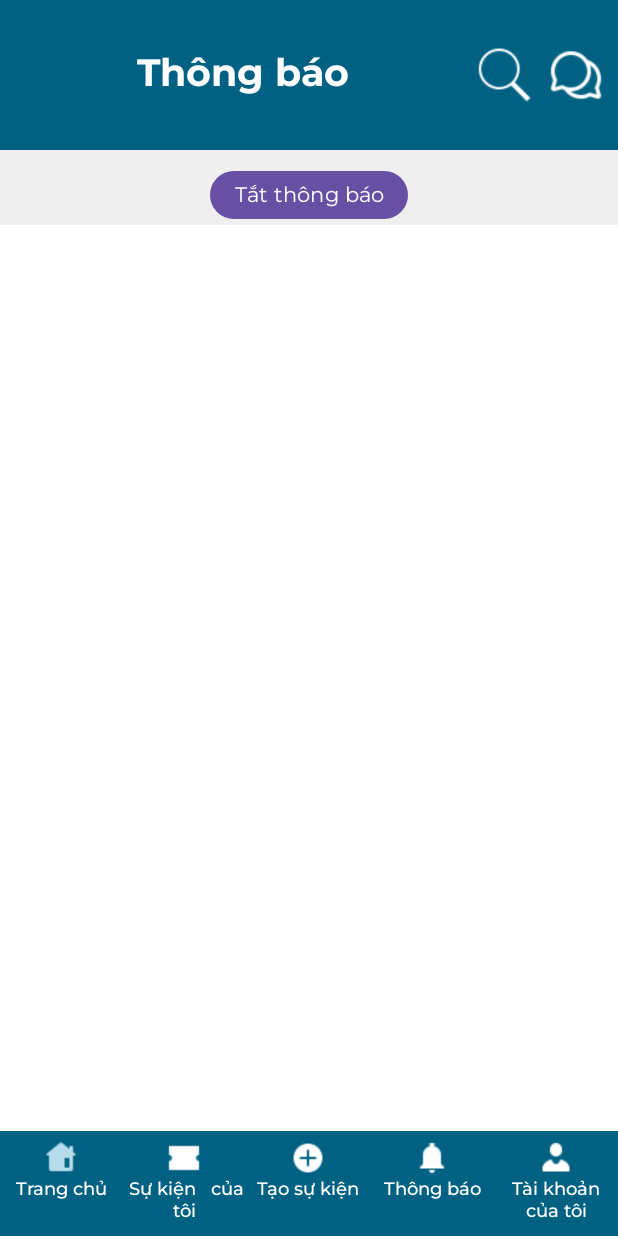
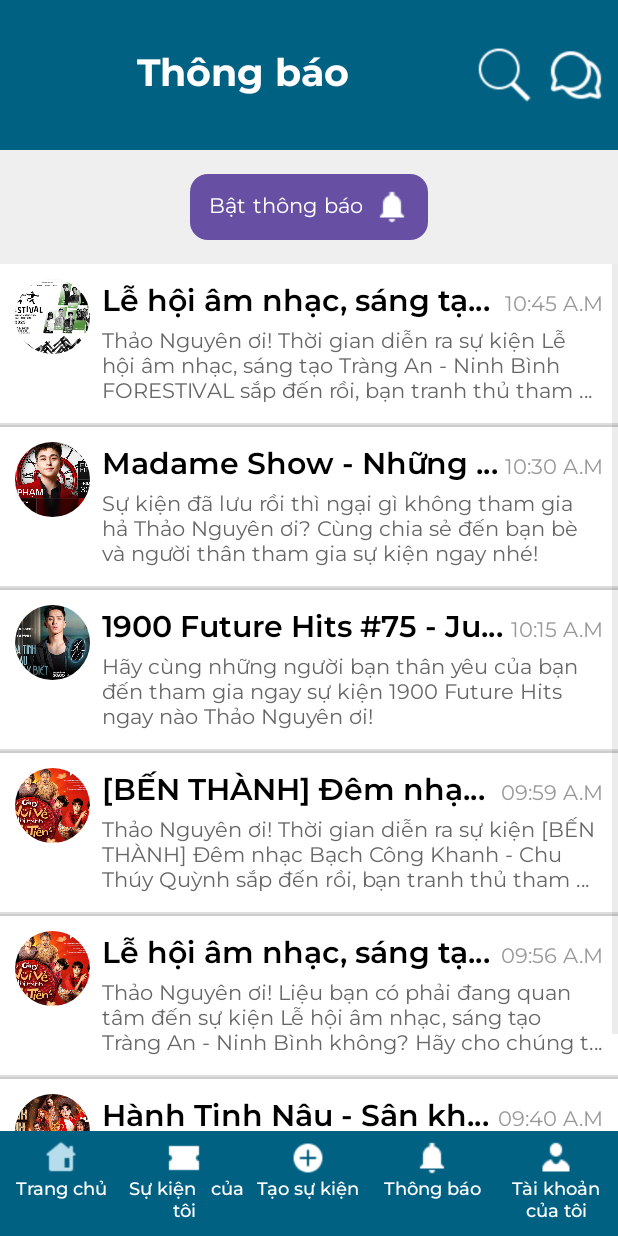
Before and after one commit to thaonguyenkb131/EventorApplication, an Android app: the TrangthongbaoActivity screen opened directly, with no data from a screen before it, on a phone screen of 412 x 824 dp. Run offline under Robolectric (Android 15) with nearby library versions, the phone set to English and light mode, and no system bars.

Commit message:
Trang thông báo

```diff
--- /dev/null
+++ b/app/src/main/java/com/example/adapters/TrangthongbaoAdapter.java
@@ -0,0 +1,59 @@
+package com.example.adapters;
+
+import android.app.Activity;
+import android.view.View;
+import android.view.ViewGroup;
+import android.widget.BaseAdapter;
+
+import com.example.eventorapplication.databinding.ItemLvthongbaoBinding;
+import com.example.models.TrangthongbaoItem;
+
+import java.util.ArrayList;
+
+public class TrangthongbaoAdapter extends BaseAdapter {
+    Activity activity;
+    ArrayList<TrangthongbaoItem> tbao;
+
+    public TrangthongbaoAdapter(Activity activity, ArrayList<TrangthongbaoItem> tbao) {
+        this.activity = activity;
+        this.tbao = tbao;
+    }
+
+    @Override
+    public int getCount() {
+        return tbao.size();
+    }
+
+    @Override
+    public Object getItem(int position) {
+        return tbao.get(position);
+    }
+
+    @Override
+    public long getItemId(int position) {
+        return position;
+    }
+
+    @Override
+    public View getView(int position, View convertView, ViewGroup parent) {
+        ItemLvthongbaoBinding binding;
+
+        if (convertView == null) {
+            binding = ItemLvthongbaoBinding.inflate(activity.getLayoutInflater(), parent, false);
+            convertView = binding.getRoot();
+            convertView.setTag(binding);
+        } else {
+            binding = (ItemLvthongbaoBinding) convertView.getTag();
+        }
+
+        TrangthongbaoItem item = tbao.get(position);
+
+        // Gán dữ liệu từ item vào layout
+        binding.imgThumb.setImageResource(item.getImgThumb());
+        binding.txtTieude.setText(item.getTxtTieude());
+        binding.txtThoigian.setText(item.getTxtThoigian());
+        binding.txtNoidung.setText(item.getTxtNoidung());
+
+        return convertView;
+    }
+}
--- a/app/src/main/java/com/example/eventorapplication/TrangthongbaoActivity.java
+++ b/app/src/main/java/com/example/eventorapplication/TrangthongbaoActivity.java
@@ -1,24 +1,51 @@
 package com.example.eventorapplication;
 
 import android.os.Bundle;
+import android.view.View;
 
-import androidx.activity.EdgeToEdge;
 import androidx.appcompat.app.AppCompatActivity;
-import androidx.core.graphics.Insets;
-import androidx.core.view.ViewCompat;
-import androidx.core.view.WindowInsetsCompat;
+
+import com.example.adapters.TrangthongbaoAdapter;
+import com.example.eventorapplication.databinding.ActivityTrangthongbaoBinding;
+import com.example.models.TrangthongbaoItem;
+
+import java.util.ArrayList;
 
 public class TrangthongbaoActivity extends AppCompatActivity {
+    ActivityTrangthongbaoBinding binding;
+    ArrayList<TrangthongbaoItem> tbao;
+    TrangthongbaoAdapter adapter;
+    private View.OnClickListener onClickListener;
 
     @Override
     protected void onCreate(Bundle savedInstanceState) {
         super.onCreate(savedInstanceState);
-        EdgeToEdge.enable(this);
-        setContentView(R.layout.activity_trangthongbao);
-        ViewCompat.setOnApplyWindowInsetsListener(findViewById(R.id.main), (v, insets) -> {
-            Insets systemBars = insets.getInsets(WindowInsetsCompat.Type.systemBars());
-            v.setPadding(systemBars.left, systemBars.top, systemBars.right, systemBars.bottom);
-            return insets;
-        });
+        binding = ActivityTrangthongbaoBinding.inflate(getLayoutInflater());
+        setContentView(binding.getRoot());
+
+        // Sự kiện khi nhấn nút
+        binding.btnTatThongBao.setOnClickListener(onClickListener);
+
+        loadData();
+    }
+
+    private void loadData() {
+        tbao = new ArrayList<>();
+        tbao.add(new TrangthongbaoItem(R.drawable.ttb1,"Lễ hội âm nhạc, sáng tạo Tràng An - Ninh Bình","10:45 A.M","Thảo Nguyên ơi! Thời gian diễn ra sự kiện Lễ hội âm nhạc, sáng tạo Tràng An - Ninh Bình FORESTIVAL sắp đến rồi, bạn tranh thủ tham dự nhé!"));
+
+        tbao.add(new TrangthongbaoItem(R.drawable.ttb2,"Madame Show - Những đường chim bay","10:30 A.M","Sự kiện đã lưu rồi thì ngại gì không tham gia hả Thảo Nguyên ơi? Cùng chia sẻ đến bạn bè và người thân tham gia sự kiện ngay nhé!"));
+
+        tbao.add(new TrangthongbaoItem(R.drawable.ttb3,"1900 Future Hits #75 - Jun Phạm","10:15 A.M","Hãy cùng những người bạn thân yêu của bạn đến tham gia ngay sự kiện 1900 Future Hits ngay nào Thảo Nguyên ơi!"));
+
+        tbao.add(new TrangthongbaoItem(R.drawable.ttb4,"[BẾN THÀNH] Đêm nhạc Bạch Công Khanh - Chu Thúy Quỳnh","09:59 A.M","Thảo Nguyên ơi! Thời gian diễn ra sự kiện [BẾN THÀNH] Đêm nhạc Bạch Công Khanh - Chu Thúy Quỳnh sắp đến rồi, bạn tranh thủ tham dự nhé!"));
+
+        tbao.add(new TrangthongbaoItem(R.drawable.ttb4,"Lễ hội âm nhạc, sáng tạo Tràng An - Ninh Bình","09:56 A.M","Thảo Nguyên ơi! Liệu bạn có phải đang quan tâm đến sự kiện Lễ hội âm nhạc, sáng tạo Tràng An - Ninh Bình không? Hãy cho chúng tớ biết với nhé!"));
+
+        tbao.add(new TrangthongbaoItem(R.drawable.ttb5,"Hành Tinh Nâu - Sân khấu Quốc Thảo","09:40 A.M","Thảo Nguyên ơi! Liệu bạn có phải đang quan tâm đến sự kiện Hành Tinh Nâu - Sân khấu Quốc Thảo không? Hãy cho chúng tớ biết với nhé!"));
+
+        adapter = new TrangthongbaoAdapter(this, tbao);
+        binding.lvThongbao.setAdapter(adapter);
+
+
     }
 }
--- /dev/null
+++ b/app/src/main/java/com/example/models/TrangthongbaoItem.java
@@ -0,0 +1,51 @@
+package com.example.models;
+
+public class TrangthongbaoItem {
+    int imgThumb;
+    String txtTieude;
+    String txtThoigian;
+    String txtNoidung;
+
+    //Constructor
+
+    public TrangthongbaoItem(int imgThumb, String txtTieude, String txtThoigian, String txtNoidung) {
+        this.imgThumb = imgThumb;
+        this.txtTieude = txtTieude;
+        this.txtThoigian = txtThoigian;
+        this.txtNoidung = txtNoidung;
+    }
+
+    //Setter and getter
+
+    public int getImgThumb() {
+        return imgThumb;
+    }
+
+    public void setImgThumb(int imgThumb) {
+        this.imgThumb = imgThumb;
+    }
+
+    public String getTxtTieude() {
+        return txtTieude;
+    }
+
+    public void setTxtTieude(String txtTieude) {
+        this.txtTieude = txtTieude;
+    }
+
+    public String getTxtThoigian() {
+        return txtThoigian;
+    }
+
+    public void setTxtThoigian(String txtThoigian) {
+        this.txtThoigian = txtThoigian;
+    }
+
+    public String getTxtNoidung() {
+        return txtNoidung;
+    }
+
+    public void setTxtNoidung(String txtNoidung) {
+        this.txtNoidung = txtNoidung;
+    }
+}
--- /dev/null
+++ b/app/src/main/res/drawable/batthongbao_off.xml
@@ -0,0 +1,6 @@
+<?xml version="1.0" encoding="utf-8"?>
+<shape xmlns:android="http://schemas.android.com/apk/res/android"
+    android:shape="rectangle">
+    <solid android:color="#333333"/>
+    <corners android:radius="12dp"/>
+</shape>
--- /dev/null
+++ b/app/src/main/res/drawable/batthongbao_on.xml
@@ -0,0 +1,6 @@
+<?xml version="1.0" encoding="utf-8"?>
+<shape xmlns:android="http://schemas.android.com/apk/res/android"
+    android:shape="rectangle">
+    <solid android:color="#006183"/>
+    <corners android:radius="12dp"/>
+</shape>
--- a/app/src/main/res/layout/activity_trangthongbao.xml
+++ b/app/src/main/res/layout/activity_trangthongbao.xml
@@ -1,4 +1,3 @@
-<?xml version="1.0" encoding="utf-8"?>
 <RelativeLayout xmlns:android="http://schemas.android.com/apk/res/android"
     xmlns:tools="http://schemas.android.com/tools"
     android:id="@+id/main"
@@ -55,31 +54,52 @@
     </LinearLayout>
 
     <!-- Bật/tắt thông báo -->
-    <Button
-        android:id="@+id/btnTatThongBao"
-        android:layout_width="wrap_content"
-        android:layout_height="40dp"
+    <LinearLayout
+        android:id="@+id/layoutThongBao"
+        android:layout_width="match_parent"
+        android:layout_height="wrap_content"
         android:layout_below="@id/header"
-        android:layout_centerHorizontal="true"
-        android:layout_marginTop="10dp"
-        android:paddingStart="16dp"
-        android:paddingEnd="16dp"
-        android:text="Tắt thông báo"
-        android:textColor="#FFFFFF"
-        android:textSize="14sp"
-        android:drawablePadding="8dp"
-        android:elevation="2dp" />
+        android:orientation="horizontal"
+        android:gravity="center"
+        android:padding="16dp">
+
+        <Button
+            android:id="@+id/btnTatThongBao"
+            android:layout_width="wrap_content"
+            android:layout_height="wrap_content"
+            android:text="Bật thông báo"
+            android:gravity="center"
+            android:drawableEnd="@drawable/ftbell"
+            android:drawablePadding="4dp"
+            android:paddingStart="12dp"
+            android:paddingEnd="12dp"
+            android:minHeight="40dp"
+            android:minWidth="120dp"
+            android:background="@drawable/batthongbao_on"
+            android:textColor="@android:color/white" />
+    </LinearLayout>
+
 
     <!-- ListView -->
     <ListView
         android:id="@+id/lvThongbao"
         android:layout_width="match_parent"
         android:layout_height="wrap_content"
-        android:layout_below="@id/btnTatThongBao"
+        android:layout_below="@id/layoutThongBao"
         android:layout_above="@id/footer"
         android:divider="#CCC"
         android:dividerHeight="1dp"
         android:background="@android:color/white" />
+    <TextView
+        android:id="@+id/txtXemthem"
+        android:layout_width="match_parent"
+        android:layout_height="wrap_content"
+        android:layout_below="@id/lvThongbao"
+        android:text="Xem thêm"
+        android:fontFamily="@font/montserrat_regular"
+        android:textColor="#9e9e9e"
+        android:textSize="14sp"
+        android:gravity="center" />
 
     <!-- Footer -->
     <include
```
Also changed, not shown: app/src/main/res/drawable/ttb1.jpg (added), app/src/main/res/drawable/ttb2.png (added), app/src/main/res/drawable/ttb3.jpg (added), app/src/main/res/drawable/ttb4.jpg (added), app/src/main/res/drawable/ttb5.png (added).
